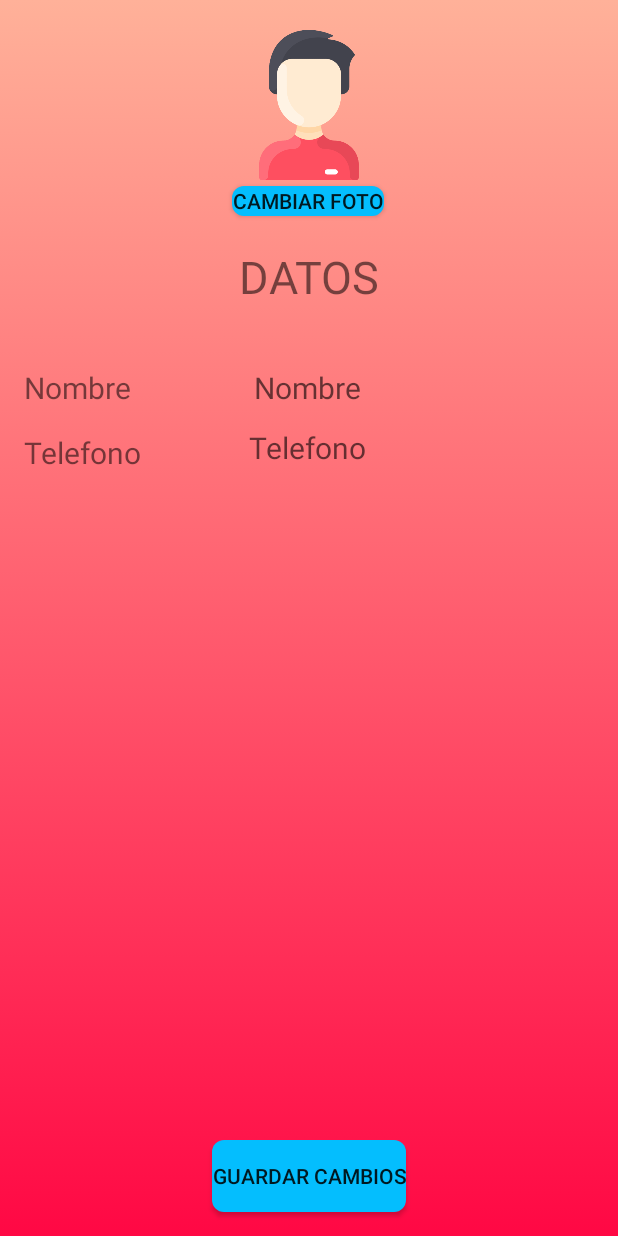
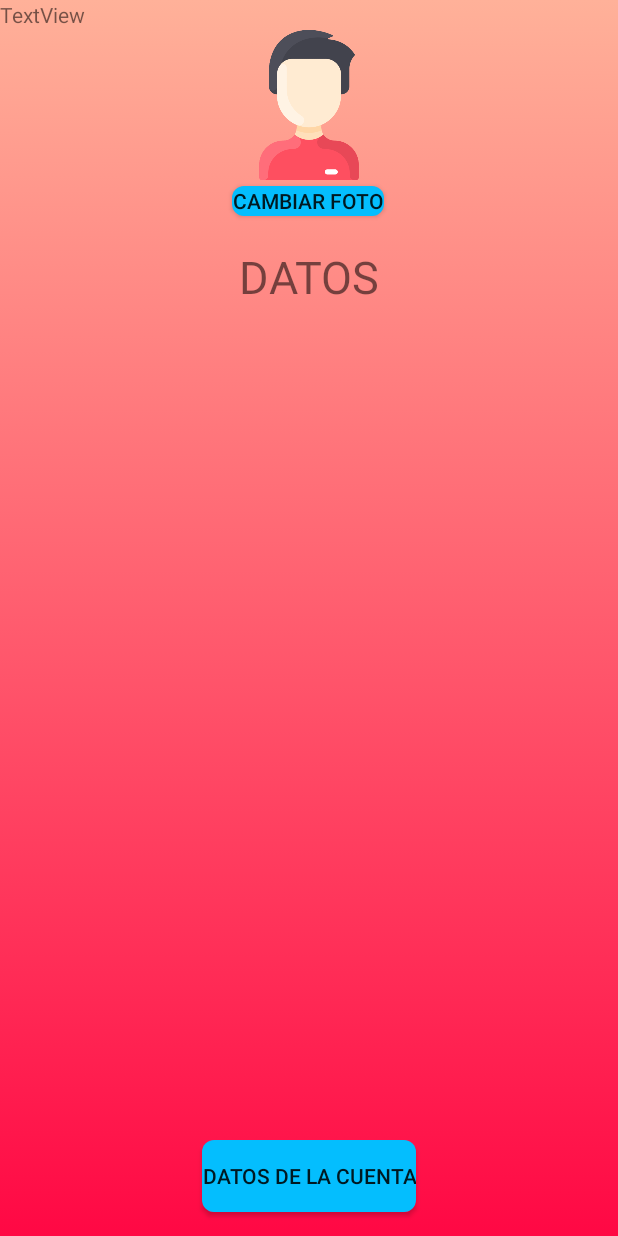
Before and after one commit to OmarMancillas/Comida, an Android app: the CuentaActivity screen opened directly, with no data from a screen before it, on a phone screen of 412 x 824 dp. Run offline under Robolectric (Android 15) with nearby library versions, the light colour scheme and no system bars; Roboto replaces fonts that are not available here.

Commit message:
NUEVO CAMBIO

```diff
--- a/app/src/main/java/com/example/comida/CuentaActivity.kt
+++ b/app/src/main/java/com/example/comida/CuentaActivity.kt
@@ -22,14 +22,7 @@ class CuentaActivity : AppCompatActivity() {
         setContentView(R.layout.activity_cuenta)
         var usuario = intent.getStringExtra("USER_SESSION_ID")
 
-        btnCambiarFoto.setOnClickListener(
-            View.OnClickListener {
-                AbrirGaleria()
-            }
-        )
-
-        btnGuardarCambios.setOnClickListener(View.OnClickListener {
-            if(fileList().contains("datos.txt")){
+        if(fileList().contains("datos.txt")) {
             try {
                 val archivo = InputStreamReader(openFileInput("datos.txt"))
                 val br = BufferedReader(archivo)
@@ -41,21 +34,45 @@ class CuentaActivity : AppCompatActivity() {
                 }
                 br.close()
                 archivo.close()
-                    AlertDialog.Builder(this)
-                        .setTitle("Cuenta.")
-                        .setMessage(todo)
-                        .setNeutralButton("OK", { dialogInterface: DialogInterface, i: Int -> })
-                        .show();
+
             } catch (e: IOException) {
             }
-            }else{
-                AlertDialog.Builder(this)
-                    .setTitle("Cuenta.")
-                    .setMessage("No se encontro el archivo")
-                    .setNeutralButton("OK", { dialogInterface: DialogInterface, i: Int -> })
-                    .show();
         }
-        })
+
+        btnCambiarFoto.setOnClickListener(
+            View.OnClickListener {
+                AbrirGaleria()
+            }
+        )
+
+//        btnGuardarCambios.setOnClickListener(View.OnClickListener {
+//            if(fileList().contains("datos.txt")){
+//                try {
+//                    val archivo = InputStreamReader(openFileInput("datos.txt"))
+//                    val br = BufferedReader(archivo)
+//                    var linea = br.readLine()
+//                    val to do = StringBuilder()
+//                    while (linea != null) {
+//                        tod o.append(linea + "\n")
+//                        linea = br.readLine()
+//                    }
+//                    br.close()
+//                    archivo.close()
+//                    AlertDialog.Builder(this)
+//                        .setTitle("Cuenta.")
+//                        .setMessage(to do)
+//                        .setNeutralButton("OK", { dialogInterface: DialogInterface, i: Int -> })
+//                        .show();
+//                } catch (e: IOException) {
+//                }
+//            }else{
+//                AlertDialog.Builder(this)
+//                    .setTitle("Cuenta.")
+//                    .setMessage("No se encontro el archivo")
+//                    .setNeutralButton("OK", { dialogInterface: DialogInterface, i: Int -> })
+//                    .show();
+//            }
+//        })
 
 //        val dbHelper = BDUsuarios(applicationContext)
 //        val db = dbHelper?.readableDatabase
--- a/app/src/main/java/com/example/comida/RegisterActivity.kt
+++ b/app/src/main/java/com/example/comida/RegisterActivity.kt
@@ -47,7 +47,7 @@ class RegisterActivity : AppCompatActivity() {
 
             try {
                 val archivo = OutputStreamWriter(openFileOutput("datos.txt", Activity.MODE_PRIVATE))
-                archivo.write(etNombre.text.toString()+"\n"+etTelefono.text.toString()+"\n"+etEmail.text.toString()+"\n"+etPassword.text.toString())
+                archivo.write("Nombre: ${etNombre.text.toString()}\nTelefono: ${etTelefono.text.toString()}\nEmail/Usuario: ${etEmail.text.toString()}\nPassword: ${etPassword.text.toString()}")
                 archivo.flush()
                 archivo.close()
             } catch (e: IOException) {
--- a/app/src/main/res/layout/activity_cuenta.xml
+++ b/app/src/main/res/layout/activity_cuenta.xml
@@ -29,54 +29,6 @@
         app:layout_constraintTop_toBottomOf="@+id/btnCambiarFoto"
         tools:layout_editor_absoluteX="0dp" />
 
-    <TextView
-        android:id="@+id/lblNombre"
-        android:layout_width="wrap_content"
-        android:layout_height="wrap_content"
-        android:layout_marginTop="40dp"
-        android:text="Nombre"
-        android:textSize="20dp"
-        app:layout_constraintEnd_toEndOf="parent"
-        app:layout_constraintHorizontal_bias="0.047"
-        app:layout_constraintStart_toStartOf="parent"
-        app:layout_constraintTop_toBottomOf="@+id/tvDatos" />
-
-    <TextView
-        android:id="@+id/tvNombre"
-        android:layout_width="wrap_content"
-        android:layout_height="wrap_content"
-        android:layout_marginTop="40dp"
-        android:hint="Nombre"
-        android:textSize="20dp"
-        app:layout_constraintEnd_toEndOf="parent"
-        app:layout_constraintHorizontal_bias="0.498"
-        app:layout_constraintStart_toStartOf="parent"
-        app:layout_constraintTop_toBottomOf="@+id/tvDatos" />
-
-    <TextView
-        android:id="@+id/tvTelefono"
-        android:layout_width="wrap_content"
-        android:layout_height="wrap_content"
-        android:layout_marginTop="80dp"
-        android:hint="Telefono"
-        android:textSize="20dp"
-        app:layout_constraintEnd_toEndOf="parent"
-        app:layout_constraintHorizontal_bias="0.498"
-        app:layout_constraintStart_toStartOf="parent"
-        app:layout_constraintTop_toBottomOf="@+id/tvDatos" />
-
-    <TextView
-        android:id="@+id/lblTelefono"
-        android:layout_width="wrap_content"
-        android:layout_height="wrap_content"
-        android:layout_marginTop="16dp"
-        android:text="Telefono"
-        android:textSize="20dp"
-        app:layout_constraintEnd_toEndOf="parent"
-        app:layout_constraintHorizontal_bias="0.048"
-        app:layout_constraintStart_toStartOf="parent"
-        app:layout_constraintTop_toBottomOf="@+id/lblNombre" />
-
     <Button
         android:id="@+id/btnCambiarFoto"
         android:layout_width="wrap_content"
@@ -95,10 +47,18 @@
         android:layout_width="wrap_content"
         android:layout_height="wrap_content"
         android:background="@drawable/boton_redondo"
-        android:text="Guardar cambios"
+        android:text="Datos de la cuenta"
         android:layout_margin="@dimen/big_padding"
         app:layout_constraintBottom_toBottomOf="parent"
         app:layout_constraintEnd_toEndOf="parent"
         app:layout_constraintStart_toStartOf="parent" />
 
+    <TextView
+        android:id="@+id/textView"
+        android:layout_width="wrap_content"
+        android:layout_height="wrap_content"
+        android:text="TextView"
+        tools:layout_editor_absoluteX="186dp"
+        tools:layout_editor_absoluteY="248dp" />
+
 </androidx.constraintlayout.widget.ConstraintLayout>
```
Lines whose indentation alone changed are shown as unchanged.
